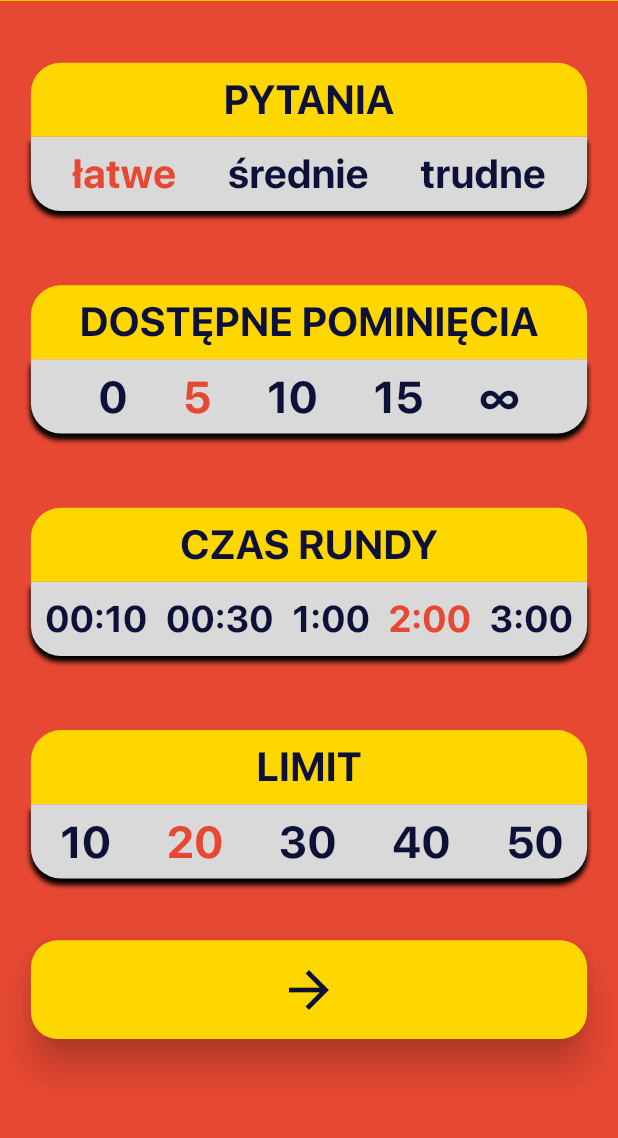
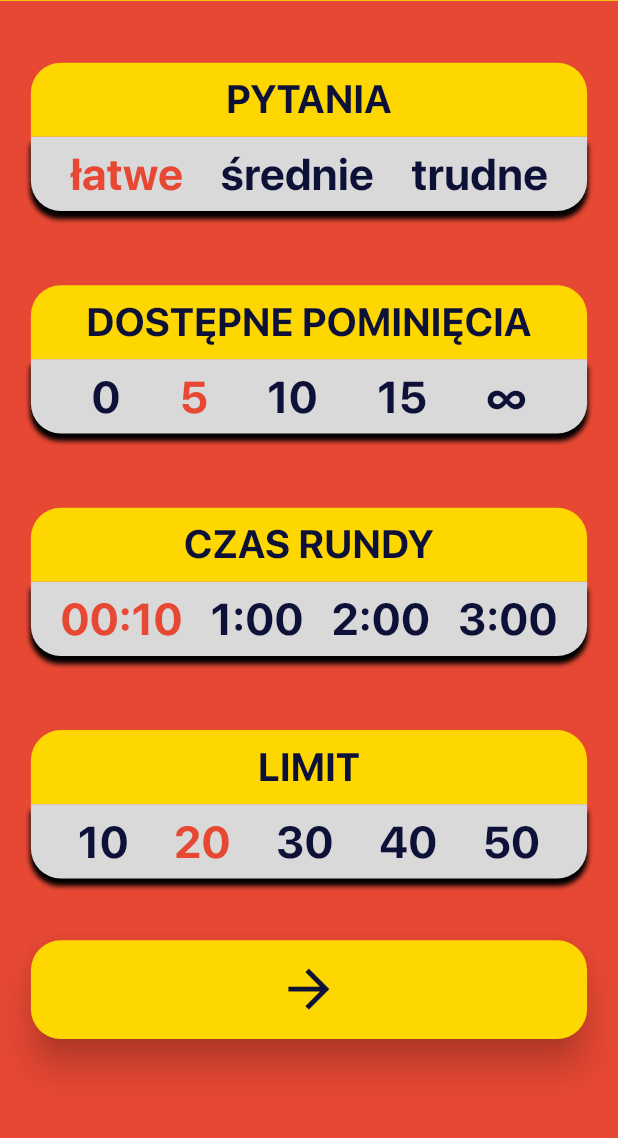
Before and after one commit to AlexanderRavenscroft/talk_but_carefully_app, a Flutter app: the screen it shows after launch, after a tap on "GRAJ", on a phone screen of 412 x 824 dp, the part 98-1236 px from its top. Run offline on Flutter 3.47's test engine with Material 3 defaults, Android fonts, the phone set to English and light mode, and no system bars; our stand-ins replace audioplayers, device_preview, flutter_svg, shared_preferences.

Commit message:
RESPONSIVNESS ADDED

```diff
--- a/lib/logic/globals.dart
+++ b/lib/logic/globals.dart
@@ -3,13 +3,18 @@ import 'package:gadajaleostroznie/themes/themes.dart';
 import 'package:flutter/material.dart';
 
 // ==================[SETTINGS VARIABLES]==================
-Set<int> selectedDifs = {0};
+const List<String> difSelectionList = ["łatwe", "średnie", "trudne"];
+Set<int> aviableDifs = {0};
 
-int aviableSelections = 5;
+final List<String> skipSelectionList = ["0", "5", "10", "15", "∞"];
+int aviableSkips = 5;
 
-int selectedTime = 120;
+final List<String> timeSelectionList = ["00:10", "1:00", "2:00", "3:00"];
+int aviableTime = 120;
 
+final List<int> pointsSelectionList = [10, 20, 30, 40, 50];
 int aviablePoints = 20;
+
 
 Color teamAColor = TeamColors.teamRedColor;
 Color teamBColor = TeamColors.teamBlueColor;
--- a/lib/main.dart
+++ b/lib/main.dart
@@ -4,10 +4,10 @@ import 'screens/splash_screen.dart';
 import 'package:provider/provider.dart';
 import 'logic/provider.dart'; // Import your provider file
 import 'services/preference_service.dart';
+import 'package:device_preview/device_preview.dart';
 
 void main() {
-
-  // Add this line to load preferences
+  // Ensure Flutter bindings are initialized before accessing native code or preferences
   WidgetsFlutterBinding.ensureInitialized();
   PreferenceService.loadPreferences();
 
@@ -17,13 +17,16 @@ void main() {
     DeviceOrientation.portraitDown,
   ]).then((_) {
     runApp(
-      MultiProvider(
+      DevicePreview(
+      enabled: false,
+         builder: (context) => MultiProvider(
            providers: [
              // Adding both the ToggleProvider and RefreshProvider
              ChangeNotifierProvider(create: (context) => ToggleProvider()),
              ChangeNotifierProvider(create: (context) => RefreshProvider()),
           ],
-        child: MyApp(),
+          child: MyApp(), // Your main app widget
+        ),
       ),
     );
   });
@@ -34,10 +37,17 @@ class MyApp extends StatelessWidget {
 
   @override
   Widget build(BuildContext context) {
-    return MaterialApp(
+    final view = View.of(context); // Use View.of to get the view context
+
+    return MediaQuery(
+      data: MediaQueryData.fromView(view).copyWith(
+        textScaler: TextScaler.noScaling, // Fix text scale factor to ignore system settings
+      ),
+      child: MaterialApp(
         debugShowCheckedModeBanner: false,
         title: 'Gadaj ale Ostrożnie',
         home: SplashScreen(),
+      ),
     );
   }
 }
--- a/lib/screens/team_settings_screen.dart
+++ b/lib/screens/team_settings_screen.dart
@@ -79,7 +79,7 @@ class TeamSettingsScreenState extends State<TeamSettingsScreen> {
                 ],
               ),
               child: Row(
-                mainAxisAlignment: MainAxisAlignment.spaceEvenly,
+                mainAxisAlignment: MainAxisAlignment.spaceAround,
                 crossAxisAlignment: CrossAxisAlignment.center,
                 children: [
                   // Team A name input
@@ -114,12 +114,10 @@ class TeamSettingsScreenState extends State<TeamSettingsScreen> {
             ),
           ),
 
-
           Positioned.fill(
             top: (MediaQuery.of(context).size.height) * 0.14,
             child:  PlayerListScreen(players: isToggled ? playersB : playersA),
           ),
-
 
           Align(
             alignment: Alignment.centerRight,
--- a/lib/widgets/game_settings_widgets.dart
+++ b/lib/widgets/game_settings_widgets.dart
@@ -12,35 +12,31 @@ class DifSelection extends StatefulWidget {
 }
 
 class DifSelectionState extends State<DifSelection> {
-  final List<String> difSelectionList = ["łatwe", "średnie", "trudne"];
 
   @override
   Widget build(BuildContext context) {
     return Row(
-      mainAxisAlignment: MainAxisAlignment.center,
+      mainAxisAlignment: MainAxisAlignment.spaceEvenly,
       crossAxisAlignment: CrossAxisAlignment.center,
       children: List.generate(difSelectionList.length, (index) {
         return GestureDetector(
           onTap: () {
             setState(() {
-              if (selectedDifs.contains(index)) {
-                if (selectedDifs.length > 1) {
-                  selectedDifs.remove(index);
+              if (aviableDifs.contains(index)) {
+                if (aviableDifs.length > 1) {
+                  aviableDifs.remove(index);
                 }
               } else {
-                selectedDifs.add(index);
+                aviableDifs.add(index);
               }
             });
             playAudio(optionChoiceSound);
           },
-          child: Padding(
-            padding: EdgeInsets.symmetric(horizontal: (MediaQuery.of(context).size.width + MediaQuery.of(context).size.height) * 0.014),
           child: Text(
             difSelectionList[index],
             style: AppTypography.descBoldStyle.copyWith(
-                fontSize: (MediaQuery.of(context).size.width + MediaQuery.of(context).size.height) * 0.022,
-                color: selectedDifs.contains(index) ? AppColors.primaryColor : AppColors.textColor,
-              ),
+              fontSize: MediaQuery.of(context).size.height * 0.036,
+              color: aviableDifs.contains(index) ? AppColors.primaryColor : AppColors.textColor,
             ),
           ),
         );
@@ -58,42 +54,37 @@ class SkipSelection extends StatefulWidget {
 }
 
 class SkipSelectionState extends State<SkipSelection> {
-  final List<String> timeSelectionList = ["0", "5", "10", "15", "∞"];
+
   int selectedIndex = 1;
 
   @override
   Widget build(BuildContext context) {
     return Row(
-      mainAxisAlignment: MainAxisAlignment.center,
+      mainAxisAlignment: MainAxisAlignment.spaceEvenly,
       crossAxisAlignment: CrossAxisAlignment.center,
-      children: List.generate(timeSelectionList.length, (index) {
+      children: List.generate(skipSelectionList.length, (index) {
         return GestureDetector(
           onTap: () {
             setState(() {
               if (selectedIndex != index) {
                 selectedIndex = index;
-                aviableSelections = 0;
-                aviableSelections = _getSelectionValue(timeSelectionList[index]);
+                aviableSkips = _getSelectionValue(skipSelectionList[index]);
               }
             });
            playAudio(optionChoiceSound);
           },
-          child: Padding(
-            padding: EdgeInsets.symmetric(
-              horizontal: (MediaQuery.of(context).size.width + MediaQuery.of(context).size.height) * 0.015,
-            ),
           child: Text(
-              timeSelectionList[index],
+            skipSelectionList[index],
             style: AppTypography.descBoldStyle.copyWith(
-                fontSize: (MediaQuery.of(context).size.width + MediaQuery.of(context).size.height) * 0.024,
+              fontSize: MediaQuery.of(context).size.height * 0.036,
               color: selectedIndex == index ? AppColors.primaryColor : AppColors.textColor,
-              ),
             ),
           ),
         );
       }),
     );
   }
+
   // Exception for infinity:
   int _getSelectionValue(String selection) {
     if (selection == "∞") {
@@ -112,13 +103,13 @@ class TimeSelection extends StatefulWidget {
 }
 
 class TimeSelectionState extends State<TimeSelection> {
-  final List<String> timeSelectionList = ["00:10", "00:30", "1:00", "2:00", "3:00"];
-  int selectedIndex = 3;
+
+  int selectedIndex = 0;
 
   @override
   Widget build(BuildContext context) {
     return Row(
-      mainAxisAlignment: MainAxisAlignment.center,
+      mainAxisAlignment: MainAxisAlignment.spaceEvenly,
       crossAxisAlignment: CrossAxisAlignment.center,
       children: List.generate(timeSelectionList.length, (index) {
         return GestureDetector(
@@ -126,27 +117,23 @@ class TimeSelectionState extends State<TimeSelection> {
             setState(() {
               if (selectedIndex != index) {
                 selectedIndex = index;
-                selectedTime = _getTimeInSeconds(timeSelectionList[index]);
+                aviableTime = _getTimeInSeconds(timeSelectionList[index]);
               }
             });
             playAudio(optionChoiceSound);
           },
-          child: Padding(
-            padding: EdgeInsets.symmetric(
-              horizontal: (MediaQuery.of(context).size.width + MediaQuery.of(context).size.height) * 0.005,
-            ),
           child: Text(
             timeSelectionList[index],
             style: AppTypography.descBoldStyle.copyWith(
-                fontSize: (MediaQuery.of(context).size.width + MediaQuery.of(context).size.height) * 0.02,
+              fontSize: MediaQuery.of(context).size.height * 0.036,
               color: selectedIndex == index ? AppColors.primaryColor : AppColors.textColor,
-              ),
             ),
           ),
         );
       }),
     );
   }
+
   // Change time to seconds format:
   int _getTimeInSeconds(String time) {
     final parts = time.split(':');
@@ -165,13 +152,13 @@ class PointsSelection extends StatefulWidget {
 }
 
 class PointsSelectionState extends State<PointsSelection> {
-  final List<int> pointsSelectionList = [10, 20, 30, 40, 50];
+
   int selectedIndex = 1;
 
   @override
   Widget build(BuildContext context) {
     return Row(
-      mainAxisAlignment: MainAxisAlignment.center,
+      mainAxisAlignment: MainAxisAlignment.spaceEvenly,
       crossAxisAlignment: CrossAxisAlignment.center,
       children: List.generate(pointsSelectionList.length, (index) {
         return GestureDetector(
@@ -184,16 +171,11 @@ class PointsSelectionState extends State<PointsSelection> {
             });
           playAudio(optionChoiceSound);
           },
-          child: Padding(
-            padding: EdgeInsets.symmetric(
-              horizontal: (MediaQuery.of(context).size.width + MediaQuery.of(context).size.height) * 0.015,
-            ),
           child: Text(
             pointsSelectionList[index].toString(),
              style: AppTypography.descBoldStyle.copyWith(
-                fontSize: (MediaQuery.of(context).size.width + MediaQuery.of(context).size.height) * 0.024,
+              fontSize: MediaQuery.of(context).size.height * 0.036,
               color: selectedIndex == index ? AppColors.primaryColor : AppColors.textColor,
-              ),
             ),
           ),
         );
@@ -215,8 +197,8 @@ class OptionsSelectionContainer extends StatelessWidget {
       crossAxisAlignment: CrossAxisAlignment.center,
       children: [
         Container(
-          width: (MediaQuery.of(context).size.width) * 0.9,
-          height: (MediaQuery.of(context).size.height) * 0.06,
+          width: MediaQuery.of(context).size.width * 0.9,
+          height: MediaQuery.of(context).size.height * 0.06,
           decoration: BoxDecoration(
             color: AppColors.accentColor,
             border: Border.all(color: Colors.transparent),
@@ -229,7 +211,7 @@ class OptionsSelectionContainer extends StatelessWidget {
             child: Text(
               optionsText,
               style: AppTypography.descBoldStyle.copyWith(
-                fontSize: (MediaQuery.of(context).size.width + MediaQuery.of(context).size.height) * 0.022,
+                fontSize: MediaQuery.of(context).size.height * 0.032,
               ),
             ),
           ),
@@ -248,7 +230,7 @@ class OptionsSelectionContainer extends StatelessWidget {
               BoxShadow(
                 color: Colors.black,
                 blurRadius: 2,
-                offset: Offset(0, 4),
+                offset: Offset(0, 5),
               ),
             ],
           ),
@@ -275,20 +257,17 @@ class NextSettingsButton extends StatelessWidget {
         elevation: WidgetStateProperty.all(10.0),
         shadowColor: WidgetStateProperty.all(Colors.black),
         padding: WidgetStateProperty.all(EdgeInsets.zero),
-        minimumSize: WidgetStateProperty.all(Size(
+        fixedSize: WidgetStateProperty.all(Size(
           MediaQuery.of(context).size.width * 0.9,
           MediaQuery.of(context).size.height * 0.08,
         )),
-        maximumSize: WidgetStateProperty.all(Size(
-          MediaQuery.of(context).size.width * 0.95,
-          MediaQuery.of(context).size.height * 0.1,
-        )),
+
         backgroundColor: WidgetStateProperty.all(AppColors.accentColor),
         shape: WidgetStateProperty.all(
-          RoundedRectangleBorder(borderRadius: BorderRadius.circular(18)),
+          RoundedRectangleBorder(borderRadius: BorderRadius.circular(20)),
         ),
       ),
-      child: Icon(Icons.arrow_forward, size: 40, color: AppColors.textColor),
+      child: Icon(Icons.arrow_forward, size: MediaQuery.of(context).size.height * 0.05, color: AppColors.textColor),
     );
   }
 }
--- a/lib/widgets/menu_widgets.dart
+++ b/lib/widgets/menu_widgets.dart
@@ -3,6 +3,7 @@ import 'package:gadajaleostroznie/logic/globals.dart';
 import 'package:gadajaleostroznie/themes/themes.dart';
 import 'package:gadajaleostroznie/services/audio_service.dart';
 import 'package:gadajaleostroznie/services/preference_service.dart';
+
 //====================[MENU BUTTON]====================
 class MenuButton extends StatelessWidget {
   final String buttonText;
@@ -20,12 +21,11 @@ class MenuButton extends StatelessWidget {
   Widget build(BuildContext context) {
   return ElevatedButton(
     style: ButtonStyle(
-      padding: WidgetStateProperty.all(EdgeInsets.zero),
-      minimumSize: WidgetStateProperty.all(Size(
-        MediaQuery.of(context).size.width * 0.54,
-        MediaQuery.of(context).size.height * 0.1,
-      )),
-      maximumSize: WidgetStateProperty.all(Size(
+      padding: WidgetStateProperty.all(
+        EdgeInsets.symmetric(vertical: 0, horizontal: MediaQuery.of(context).size.width * 0.03,
+        ),
+      ),
+      fixedSize: WidgetStateProperty.all(Size(
         MediaQuery.of(context).size.width * 0.56,
         MediaQuery.of(context).size.height * 0.12,
       )),
@@ -39,26 +39,21 @@ class MenuButton extends StatelessWidget {
     onPressed: onPressed,
 
     child: Row(
-      mainAxisAlignment: MainAxisAlignment.start,
+      mainAxisAlignment: MainAxisAlignment.center,
       crossAxisAlignment: CrossAxisAlignment.center,
       children: [
-        Padding(
-          padding: EdgeInsets.only(left: MediaQuery.of(context).size.width*0.02, right: 0),
-          child: Icon(
+        Icon(
           buttonIcon,
           color: AppColors.textColor,
-            size: (MediaQuery.of(context).size.width + MediaQuery.of(context).size.height) * 0.028,
+          size: MediaQuery.of(context).size.height * 0.042,
         ),
-        ),
+
         Expanded(
           child: Center(
-            child: FittedBox(
-              fit: BoxFit.scaleDown,
             child: Text(
               buttonText,
               style: AppTypography.buttonStyle.copyWith(
-                  fontSize: (MediaQuery.of(context).size.width + MediaQuery.of(context).size.height) * 0.028,
-                ),
+                fontSize: MediaQuery.of(context).size.height * 0.042,
               ),
             ),
           ),
@@ -77,19 +72,22 @@ class RulesDialog extends StatelessWidget {
     return AlertDialog(
       backgroundColor: AppColors.neutralColor,
       title: Row(
-        mainAxisAlignment: MainAxisAlignment.spaceEvenly,
+        mainAxisAlignment: MainAxisAlignment.center,
         crossAxisAlignment: CrossAxisAlignment.center,
          children: [
            Icon(
              Icons.rule_sharp,
              color: AppColors.textColor,
-             size: (MediaQuery.of(context).size.width + MediaQuery.of(context).size.height) * 0.03),
-
+             size: MediaQuery.of(context).size.height * 0.042,
+           ),
+           SizedBox(
+            width: MediaQuery.of(context).size.height * 0.01,
+           ),
            Text(
              "ZASADY",
              textAlign: TextAlign.center,
              style: AppTypography.descBoldStyle.copyWith(
-             fontSize: (MediaQuery.of(context).size.width + MediaQuery.of(context).size.height) * 0.03,
+             fontSize: MediaQuery.of(context).size.height * 0.042,
              ),
            ),
          ]
@@ -107,7 +105,7 @@ class RulesDialog extends StatelessWidget {
             """,
           textAlign: TextAlign.justify,
           style: AppTypography.descStyle.copyWith(
-          fontSize: (MediaQuery.of(context).size.width + MediaQuery.of(context).size.height) * 0.015,
+          fontSize: MediaQuery.of(context).size.height * 0.024,
             ),
           ),
         ),
@@ -130,7 +128,7 @@ class RulesDialog extends StatelessWidget {
             "DOBRA!",
           textAlign: TextAlign.center,
           style: AppTypography.descBoldStyle.copyWith(
-          fontSize: (MediaQuery.of(context).size.width + MediaQuery.of(context).size.height) * 0.025,
+          fontSize: MediaQuery.of(context).size.height * 0.042,
             ),
           ),
         ),
@@ -139,8 +137,7 @@ class RulesDialog extends StatelessWidget {
   }
 }
 
-
-
+//====================[RULES POPUP]====================
 class SettingsDialog extends StatefulWidget {
   const SettingsDialog({super.key});
 
@@ -149,27 +146,31 @@ class SettingsDialog extends StatefulWidget {
 }
 
 class SettingsDialogState extends State<SettingsDialog> {
+
   @override
   Widget build(BuildContext context) {
     return AlertDialog(
       backgroundColor: AppColors.neutralColor,
       title: Row(
-        mainAxisAlignment: MainAxisAlignment.spaceEvenly,
+        mainAxisAlignment: MainAxisAlignment.center,
         crossAxisAlignment: CrossAxisAlignment.center,
         children: [
           Icon(
-            Icons.settings,
+            Icons.settings_outlined,
             color: AppColors.textColor,
-            size: (MediaQuery.of(context).size.width + MediaQuery.of(context).size.height) * 0.03),
-
+            size: MediaQuery.of(context).size.height * 0.042,
+          ),
+          SizedBox(
+            width: MediaQuery.of(context).size.height * 0.01,
+          ),
           Text(
             "USTAWIENIA",
             textAlign: TextAlign.center,
             style: AppTypography.descBoldStyle.copyWith(
-            fontSize: (MediaQuery.of(context).size.width + MediaQuery.of(context).size.height) * 0.03,
+            fontSize: MediaQuery.of(context).size.height * 0.04,
             ),
           ),
-        ]
+        ],
       ),
       content: SizedBox(
         width: double.maxFinite,
@@ -185,9 +186,9 @@ class SettingsDialogState extends State<SettingsDialog> {
                   "Dźwięk:",
                   textAlign: TextAlign.justify,
                   style: AppTypography.descBoldStyle.copyWith(
-                fontSize: (MediaQuery.of(context).size.width + MediaQuery.of(context).size.height) * 0.02,)
+                  fontSize: (MediaQuery.of(context).size.height * 0.042),
                   ),
-
+                ),
                 TextButton(
                   onPressed: () {
                     setState(() {
@@ -243,7 +244,7 @@ class SettingsDialogState extends State<SettingsDialog> {
             "POWRÓT",
           textAlign: TextAlign.center,
           style: AppTypography.descBoldStyle.copyWith(
-          fontSize: (MediaQuery.of(context).size.width + MediaQuery.of(context).size.height) * 0.025,
+          fontSize: MediaQuery.of(context).size.height * 0.042,
             ),
           ),
         ),
--- a/pubspec.yaml
+++ b/pubspec.yaml
@@ -29,16 +29,17 @@ environment:
 # versions available, run `flutter pub outdated`.
 dependencies:
   http: ^1.2.2
-  auto_size_text: ^3.0.0
   flutter:
     sdk: flutter
   provider: ^6.0.0
   flutter_svg: ^2.0.4
   audioplayers: ^6.1.0
   shared_preferences: ^2.0.0
+  flutter_screenutil: ^5.0.0
   # The following adds the Cupertino Icons font to your application.
   # Use with the CupertinoIcons class for iOS style icons.
   cupertino_icons: ^1.0.8
+  device_preview: ^1.2.0
 
 dev_dependencies:
   flutter_test:
```
Also changed, not shown: lib/screens/game_screen.dart (+28 -39 lines), lib/widgets/team_settings_widgets.dart (+18 -17 lines), pubspec.lock. Lines whose indentation alone changed are shown as unchanged.
